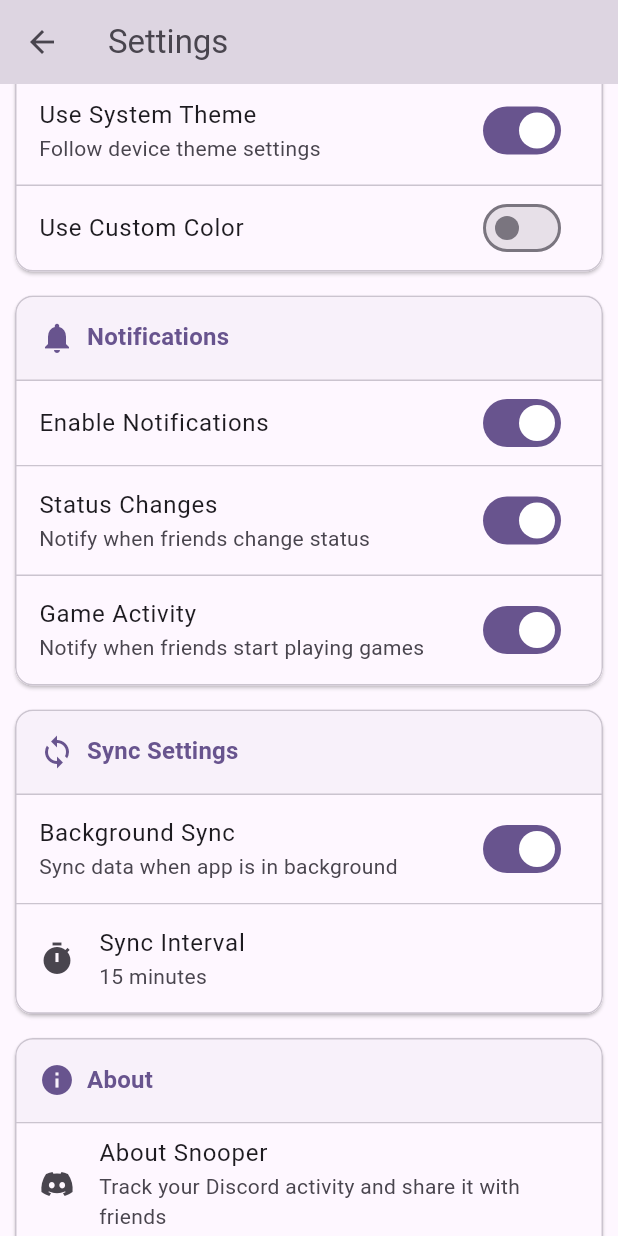
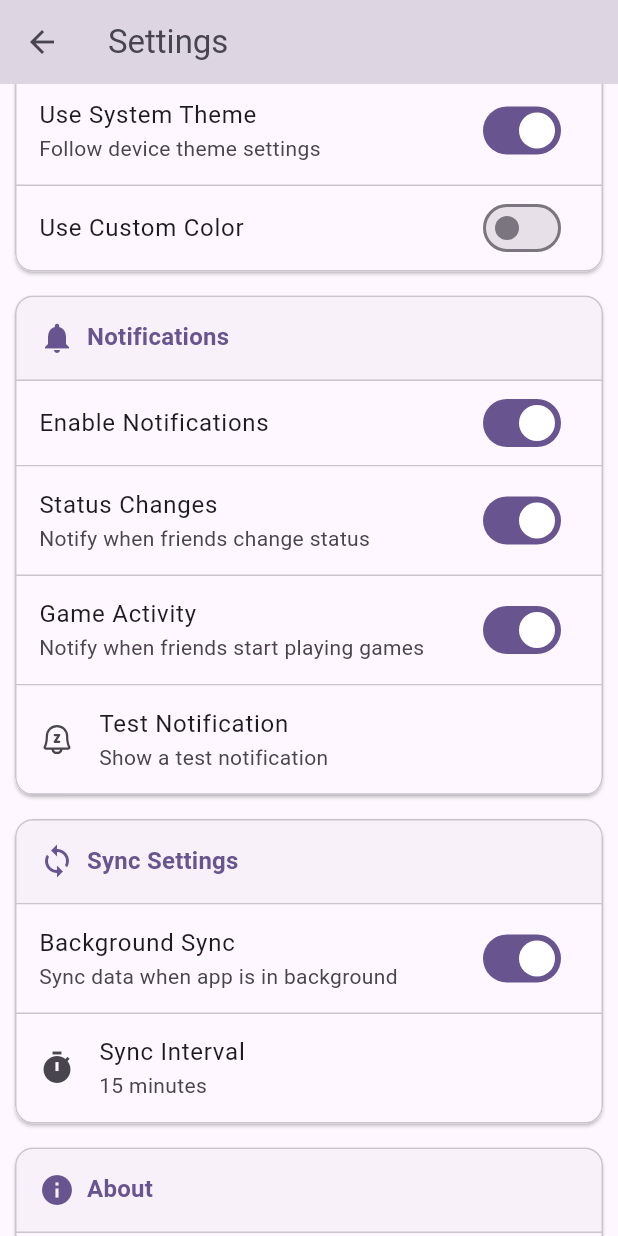
Before and after one commit to Anslem27/snooper, a Flutter app: the SettingsPage screen opened by its route, scrolled down 576 dp, on a phone screen of 412 x 824 dp. Run offline on Flutter 3.47's test engine with Material 3 defaults, Android fonts, the phone set to English and light mode, and no system bars; drawn by our look-alikes of dynamic_color; our stand-ins replace cached_network_image, device_info_plus, file_picker, flutter_colorpicker, flutter_local_notifications, logger and 3 more; missing offline and left inert: app_usage, installed_apps; accounts and stored records are empty.

Commit message:
feat(notifications): clean up notification logics

```diff
--- a/lib/app/screens/settings.dart
+++ b/lib/app/screens/settings/settings.dart
@@ -13,9 +13,11 @@ import 'package:snooper/app/providers/theme_provider.dart';
 import 'package:snooper/app/screens/home.dart';
 import 'package:snooper/app/screens/logs.dart';
 
-import '../models/discord_friend.dart';
-import '../models/settings_elements.dart';
+import '../../models/discord_friend.dart';
+import '../../models/settings_elements.dart';
 import 'package:file_picker/file_picker.dart';
+
+import '../../services/presence_notifications.dart';
 
 class SettingsPage extends StatefulWidget {
   const SettingsPage({super.key});
@@ -36,6 +38,7 @@ class _SettingsPageState extends State<SettingsPage> {
   bool _showGameChanges = true;
 
   NativeCalls nativeCalls = NativeCalls();
+  final notificationService = NotificationService();
 
   @override
   void initState() {
@@ -625,6 +628,25 @@ class _SettingsPageState extends State<SettingsPage> {
                       },
                     ),
                   ),
+                  SettingsTile(
+                    child: ListTile(
+                      title: const Text('Test Notification'),
+                      subtitle: const Text('Show a test notification'),
+                      leading: Icon(PhosphorIcons.bellZ()),
+                      onTap: () async {
+                        try {
+                          logger.i('Test notification button pressed');
+                          await notificationService.showTestNotification();
+                        } catch (e) {
+                          logger.e('Error in notification button press: $e');
+                          // Optionally show a snackbar or toast to the user
+                          ScaffoldMessenger.of(context).showSnackBar(
+                            SnackBar(content: Text('Notification error: $e')),
+                          );
+                        }
+                      },
+                    ),
+                  ),
                 ],
               ],
             ),
--- a/lib/app/services/presence_notifications.dart
+++ b/lib/app/services/presence_notifications.dart
@@ -54,8 +54,6 @@ class NotificationService {
     _startMonitoring();
 
     _initialized = true;
-
-    logger.i("Notifications initialized $_initialized");
   }
 
   Future<void> _loadFriends() async {
--- a/lib/main.dart
+++ b/lib/main.dart
@@ -7,7 +7,7 @@ import 'package:snooper/wrapper.dart';
 
 import 'app/providers/theme_provider.dart';
 import 'app/screens/home.dart';
-import 'app/screens/settings.dart';
+import 'app/screens/settings/settings.dart';
 import 'app/services/app_monitor.dart';
 import 'app/services/presence_notifications.dart';
 
```
Also changed, not shown: lib/app/screens/home.dart (+0 -18 lines), lib/app/screens/settings/notification_settings.dart (added), 2 other files.
